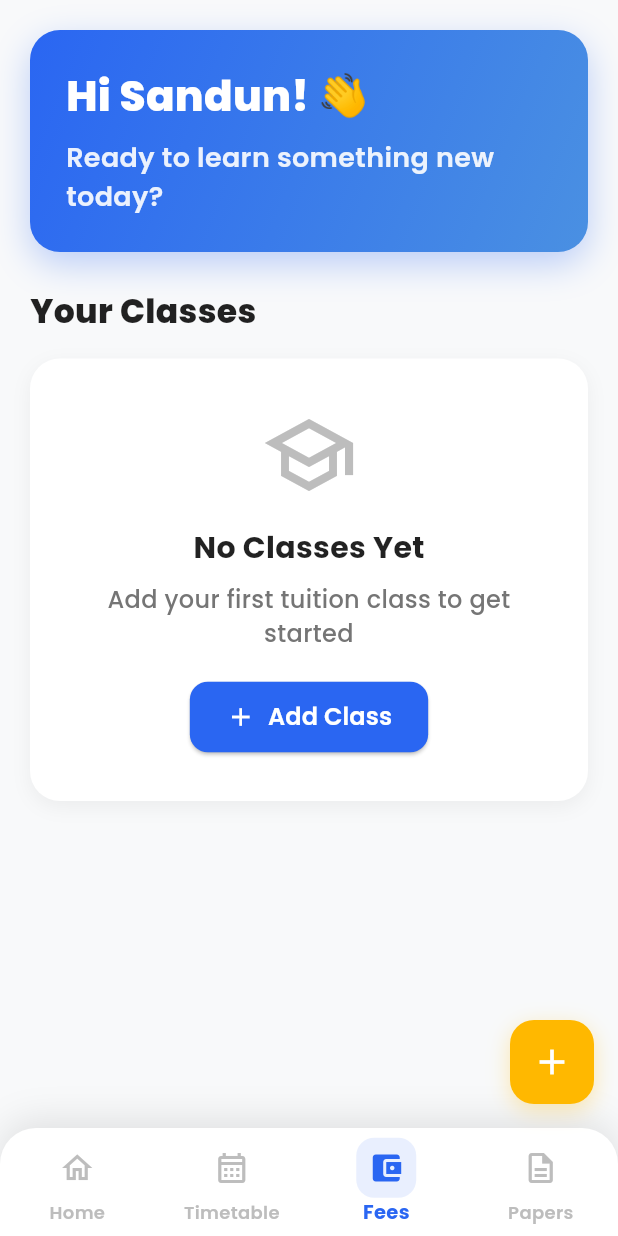
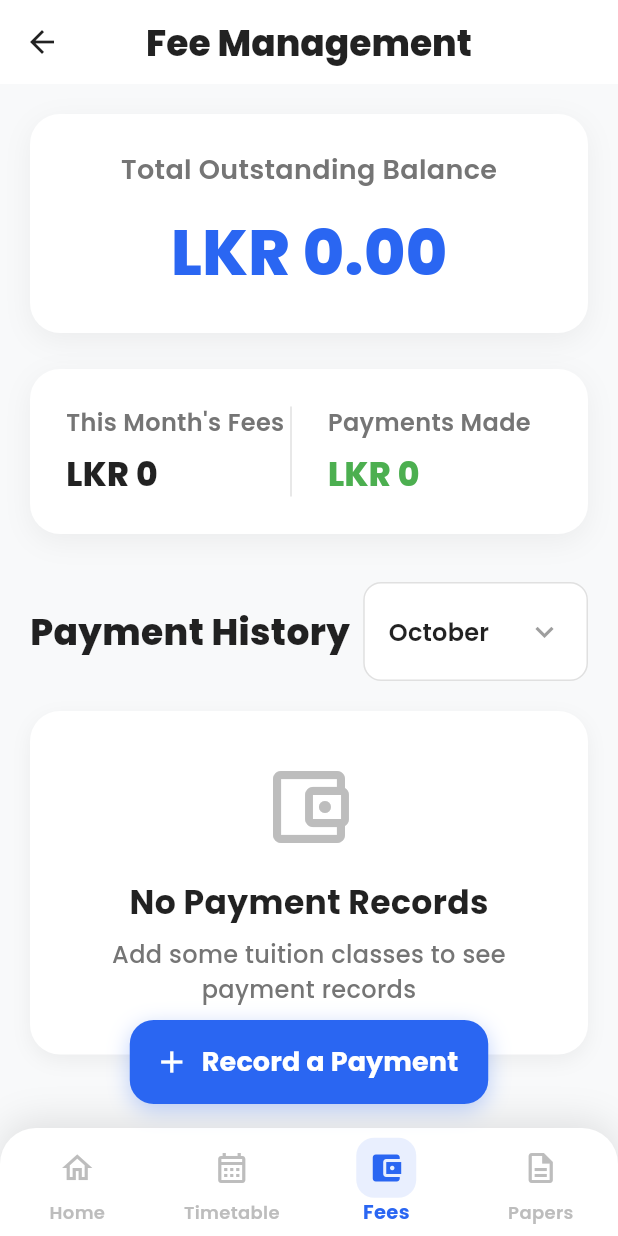
Before and after one commit to nyxionx66/TutionPal, a Flutter app: the screen it shows after launch, item 3 of the bottom bar chosen, on a phone screen of 412 x 824 dp. Run offline on Flutter 3.47's test engine with Material 3 defaults, Android fonts, the phone set to English and light mode, and no system bars; our stand-ins replace google_fonts.

Commit message:
Add files via upload

```diff
--- /dev/null
+++ b/lib/models/payment.dart
@@ -0,0 +1,19 @@
+class Payment {
+  final String id;
+  final String classId;
+  final String subject;
+  final String teacher;
+  final double amount;
+  final DateTime paymentDate;
+  final bool isPaid;
+
+  Payment({
+    required this.id,
+    required this.classId,
+    required this.subject,
+    required this.teacher,
+    required this.amount,
+    required this.paymentDate,
+    required this.isPaid,
+  });
+}
--- /dev/null
+++ b/lib/screens/fees_screen.dart
@@ -0,0 +1,577 @@
+import 'package:flutter/material.dart';
+import 'package:google_fonts/google_fonts.dart';
+import '../models/tution_class.dart';
+import '../models/payment.dart';
+
+class FeesScreen extends StatefulWidget {
+  final List<TutionClass> classes;
+  final Function(int)? onNavigate;
+
+  const FeesScreen({super.key, required this.classes, this.onNavigate});
+
+  @override
+  State<FeesScreen> createState() => _FeesScreenState();
+}
+
+class _FeesScreenState extends State<FeesScreen> {
+  String selectedMonth = "October";
+  List<Payment> payments = [];
+  int _selectedIndex = 2; // Fees tab is selected
+
+  final List<String> months = [
+    "January", "February", "March", "April", "May", "June",
+    "July", "August", "September", "October", "November", "December"
+  ];
+
+  @override
+  void initState() {
+    super.initState();
+    _generatePayments();
+  }
+
+  void _generatePayments() {
+    payments = widget.classes.map((tClass) {
+      return Payment(
+        id: DateTime.now().millisecondsSinceEpoch.toString(),
+        classId: tClass.subject,
+        subject: tClass.subject,
+        teacher: tClass.teacher,
+        amount: tClass.monthlyFee,
+        paymentDate: DateTime.now(),
+        isPaid: DateTime.now().millisecondsSinceEpoch % 3 == 0, // Random paid status
+      );
+    }).toList();
+  }
+
+  double get totalOutstanding {
+    return payments.where((p) => !p.isPaid).fold(0, (sum, p) => sum + p.amount);
+  }
+
+  double get totalThisMonth {
+    return payments.fold(0, (sum, p) => sum + p.amount);
+  }
+
+  double get totalPaid {
+    return payments.where((p) => p.isPaid).fold(0, (sum, p) => sum + p.amount);
+  }
+
+  void _togglePaymentStatus(Payment payment) {
+    setState(() {
+      final index = payments.indexOf(payment);
+      payments[index] = Payment(
+        id: payment.id,
+        classId: payment.classId,
+        subject: payment.subject,
+        teacher: payment.teacher,
+        amount: payment.amount,
+        paymentDate: payment.paymentDate,
+        isPaid: !payment.isPaid,
+      );
+    });
+  }
+
+  void _onItemTapped(int index) {
+    if (index != 2) { // If not fees tab
+      if (widget.onNavigate != null) {
+        widget.onNavigate!(index);
+      }
+      Navigator.pop(context);
+    }
+  }
+
+  @override
+  Widget build(BuildContext context) {
+    return Scaffold(
+      backgroundColor: const Color(0xFFF8F9FA),
+      appBar: AppBar(
+        title: Text(
+          "Fee Management",
+          style: GoogleFonts.poppins(
+            fontSize: 24,
+            fontWeight: FontWeight.w800,
+            color: Colors.black87,
+          ),
+        ),
+        centerTitle: true,
+        backgroundColor: Colors.white,
+        elevation: 0,
+        iconTheme: const IconThemeData(color: Colors.black87),
+      ),
+      body: SingleChildScrollView(
+        padding: const EdgeInsets.all(20),
+        child: Column(
+          crossAxisAlignment: CrossAxisAlignment.start,
+          children: [
+            // Outstanding Balance Card
+            _outstandingBalanceCard(),
+
+            const SizedBox(height: 24),
+
+            // Monthly Summary
+            _monthlySummaryCard(),
+
+            const SizedBox(height: 32),
+
+            // Payment History Header
+            Row(
+              mainAxisAlignment: MainAxisAlignment.spaceBetween,
+              children: [
+                Text(
+                  "Payment History",
+                  style: GoogleFonts.poppins(
+                    fontSize: 24,
+                    fontWeight: FontWeight.w800,
+                    color: Colors.black87,
+                  ),
+                ),
+                Container(
+                  padding: const EdgeInsets.symmetric(horizontal: 16, vertical: 8),
+                  decoration: BoxDecoration(
+                    color: Colors.white,
+                    borderRadius: BorderRadius.circular(12),
+                    border: Border.all(color: Colors.grey[300]!),
+                  ),
+                  child: DropdownButtonHideUnderline(
+                    child: DropdownButton<String>(
+                      value: selectedMonth,
+                      items: months.map((month) {
+                        return DropdownMenuItem(
+                          value: month,
+                          child: Text(
+                            month,
+                            style: GoogleFonts.poppins(
+                              fontSize: 16,
+                              fontWeight: FontWeight.w600,
+                              color: Colors.black87,
+                            ),
+                          ),
+                        );
+                      }).toList(),
+                      onChanged: (value) {
+                        setState(() {
+                          selectedMonth = value!;
+                        });
+                      },
+                      icon: const Icon(Icons.keyboard_arrow_down, color: Colors.grey),
+                    ),
+                  ),
+                ),
+              ],
+            ),
+
+            const SizedBox(height: 20),
+
+            // Payment List
+            if (payments.isEmpty)
+              _emptyPaymentsWidget()
+            else
+              ...payments.map((payment) => _paymentCard(payment)).toList(),
+
+            const SizedBox(height: 100), // Space for FAB
+          ],
+        ),
+      ),
+      floatingActionButton: Container(
+        decoration: BoxDecoration(
+          borderRadius: BorderRadius.circular(16),
+          boxShadow: [
+            BoxShadow(
+              color: const Color(0xFF2A66F2).withOpacity(0.3),
+              blurRadius: 12,
+              offset: const Offset(0, 4),
+            ),
+          ],
+        ),
+        child: FloatingActionButton.extended(
+          backgroundColor: const Color(0xFF2A66F2),
+          elevation: 0,
+          onPressed: () {
+            // TODO: Implement record payment functionality
+            ScaffoldMessenger.of(context).showSnackBar(
+              const SnackBar(content: Text("Record Payment feature coming soon!")),
+            );
+          },
+          icon: const Icon(Icons.add, color: Colors.white, size: 24),
+          label: Text(
+            "Record a Payment",
+            style: GoogleFonts.poppins(
+              fontSize: 18,
+              fontWeight: FontWeight.w700,
+              color: Colors.white,
+            ),
+          ),
+        ),
+      ),
+      floatingActionButtonLocation: FloatingActionButtonLocation.centerFloat,
+      bottomNavigationBar: Container(
+        decoration: BoxDecoration(
+          color: Colors.white,
+          borderRadius: const BorderRadius.only(
+            topLeft: Radius.circular(24),
+            topRight: Radius.circular(24),
+          ),
+          boxShadow: [
+            BoxShadow(
+              color: Colors.black.withOpacity(0.1),
+              blurRadius: 20,
+              offset: const Offset(0, -5),
+            ),
+          ],
+        ),
+        child: ClipRRect(
+          borderRadius: const BorderRadius.only(
+            topLeft: Radius.circular(24),
+            topRight: Radius.circular(24),
+          ),
+          child: BottomNavigationBar(
+            currentIndex: _selectedIndex,
+            onTap: _onItemTapped,
+            type: BottomNavigationBarType.fixed,
+            backgroundColor: Colors.transparent,
+            elevation: 0,
+            selectedItemColor: const Color(0xFF2A66F2),
+            unselectedItemColor: Colors.grey[400],
+            selectedLabelStyle: GoogleFonts.poppins(
+              fontWeight: FontWeight.w700,
+              fontSize: 13,
+            ),
+            unselectedLabelStyle: GoogleFonts.poppins(
+              fontWeight: FontWeight.w600,
+              fontSize: 12,
+            ),
+            items: [
+              BottomNavigationBarItem(
+                icon: Container(
+                  padding: const EdgeInsets.all(8),
+                  decoration: BoxDecoration(
+                    color: _selectedIndex == 0
+                        ? const Color(0xFF2A66F2).withOpacity(0.1)
+                        : Colors.transparent,
+                    borderRadius: BorderRadius.circular(12),
+                  ),
+                  child: Icon(
+                    _selectedIndex == 0 ? Icons.home : Icons.home_outlined,
+                    size: 24,
+                  ),
+                ),
+                label: "Home",
+              ),
+              BottomNavigationBarItem(
+                icon: Container(
+                  padding: const EdgeInsets.all(8),
+                  decoration: BoxDecoration(
+                    color: _selectedIndex == 1
+                        ? const Color(0xFF2A66F2).withOpacity(0.1)
+                        : Colors.transparent,
+                    borderRadius: BorderRadius.circular(12),
+                  ),
+                  child: Icon(
+                    _selectedIndex == 1 ? Icons.calendar_month : Icons.calendar_month_outlined,
+                    size: 24,
+                  ),
+                ),
+                label: "Timetable",
+              ),
+              BottomNavigationBarItem(
+                icon: Container(
+                  padding: const EdgeInsets.all(8),
+                  decoration: BoxDecoration(
+                    color: _selectedIndex == 2
+                        ? const Color(0xFF2A66F2).withOpacity(0.1)
+                        : Colors.transparent,
+                    borderRadius: BorderRadius.circular(12),
+                  ),
+                  child: Icon(
+                    _selectedIndex == 2 ? Icons.account_balance_wallet : Icons.account_balance_wallet_outlined,
+                    size: 24,
+                  ),
+                ),
+                label: "Fees",
+              ),
+              BottomNavigationBarItem(
+                icon: Container(
+                  padding: const EdgeInsets.all(8),
+                  decoration: BoxDecoration(
+                    color: _selectedIndex == 3
+                        ? const Color(0xFF2A66F2).withOpacity(0.1)
+                        : Colors.transparent,
+                    borderRadius: BorderRadius.circular(12),
+                  ),
+                  child: Icon(
+                    _selectedIndex == 3 ? Icons.description : Icons.description_outlined,
+                    size: 24,
+                  ),
+                ),
+                label: "Papers",
+              ),
+            ],
+          ),
+        ),
+      ),
+    );
+  }
+
+  Widget _outstandingBalanceCard() {
+    return Container(
+      width: double.infinity,
+      padding: const EdgeInsets.all(24),
+      decoration: BoxDecoration(
+        color: Colors.white,
+        borderRadius: BorderRadius.circular(20),
+        boxShadow: [
+          BoxShadow(
+            color: Colors.black.withOpacity(0.05),
+            blurRadius: 15,
+            offset: const Offset(0, 5),
+          ),
+        ],
+      ),
+      child: Column(
+        children: [
+          Text(
+            "Total Outstanding Balance",
+            style: GoogleFonts.poppins(
+              fontSize: 18,
+              fontWeight: FontWeight.w600,
+              color: Colors.grey[600],
+            ),
+          ),
+          const SizedBox(height: 12),
+          Text(
+            "LKR ${totalOutstanding.toStringAsFixed(2)}",
+            style: GoogleFonts.poppins(
+              fontSize: 42,
+              fontWeight: FontWeight.w800,
+              color: const Color(0xFF2A66F2),
+            ),
+          ),
+        ],
+      ),
+    );
+  }
+
+  Widget _monthlySummaryCard() {
+    return Container(
+      padding: const EdgeInsets.all(24),
+      decoration: BoxDecoration(
+        color: Colors.white,
+        borderRadius: BorderRadius.circular(20),
+        boxShadow: [
+          BoxShadow(
+            color: Colors.black.withOpacity(0.05),
+            blurRadius: 15,
+            offset: const Offset(0, 5),
+          ),
+        ],
+      ),
+      child: Row(
+        children: [
+          Expanded(
+            child: Column(
+              crossAxisAlignment: CrossAxisAlignment.start,
+              children: [
+                Text(
+                  "This Month's Fees",
+                  style: GoogleFonts.poppins(
+                    fontSize: 16,
+                    fontWeight: FontWeight.w600,
+                    color: Colors.grey[600],
+                  ),
+                ),
+                const SizedBox(height: 8),
+                Text(
+                  "LKR ${totalThisMonth.toStringAsFixed(0)}",
+                  style: GoogleFonts.poppins(
+                    fontSize: 22,
+                    fontWeight: FontWeight.w800,
+                    color: Colors.black87,
+                  ),
+                ),
+              ],
+            ),
+          ),
+          Container(
+            height: 60,
+            width: 1,
+            color: Colors.grey[300],
+          ),
+          const SizedBox(width: 24),
+          Expanded(
+            child: Column(
+              crossAxisAlignment: CrossAxisAlignment.start,
+              children: [
+                Text(
+                  "Payments Made",
+                  style: GoogleFonts.poppins(
+                    fontSize: 16,
+                    fontWeight: FontWeight.w600,
+                    color: Colors.grey[600],
+                  ),
+                ),
+                const SizedBox(height: 8),
+                Text(
+                  "LKR ${totalPaid.toStringAsFixed(0)}",
+                  style: GoogleFonts.poppins(
+                    fontSize: 22,
+                    fontWeight: FontWeight.w800,
+                    color: Colors.green,
+                  ),
+                ),
+              ],
+            ),
+          ),
+        ],
+      ),
+    );
+  }
+
+  Widget _paymentCard(Payment payment) {
+    return Container(
+      margin: const EdgeInsets.only(bottom: 16),
+      padding: const EdgeInsets.all(20),
+      decoration: BoxDecoration(
+        color: Colors.white,
+        borderRadius: BorderRadius.circular(16),
+        boxShadow: [
+          BoxShadow(
+            color: Colors.black.withOpacity(0.05),
+            blurRadius: 10,
+            offset: const Offset(0, 2),
+          ),
+        ],
+      ),
+      child: Row(
+        children: [
+          // Status Icon
+          Container(
+            width: 50,
+            height: 50,
+            decoration: BoxDecoration(
+              color: payment.isPaid
+                  ? Colors.green.withOpacity(0.1)
+                  : Colors.orange.withOpacity(0.1),
+              borderRadius: BorderRadius.circular(25),
+            ),
+            child: Icon(
+              payment.isPaid ? Icons.check : Icons.schedule,
+              color: payment.isPaid ? Colors.green : Colors.orange,
+              size: 24,
+            ),
+          ),
+          const SizedBox(width: 16),
+
+          // Class Info
+          Expanded(
+            child: Column(
+              crossAxisAlignment: CrossAxisAlignment.start,
+              children: [
+                Text(
+                  payment.subject,
+                  style: GoogleFonts.poppins(
+                    fontSize: 18,
+                    fontWeight: FontWeight.w800,
+                    color: Colors.black87,
+                  ),
+                ),
+                const SizedBox(height: 4),
+                Text(
+                  payment.teacher,
+                  style: GoogleFonts.poppins(
+                    fontSize: 16,
+                    fontWeight: FontWeight.w600,
+                    color: Colors.grey[600],
+                  ),
+                ),
+                if (payment.isPaid) ...[
+                  const SizedBox(height: 4),
+                  Text(
+                    "Paid on Oct ${payment.paymentDate.day}",
+                    style: GoogleFonts.poppins(
+                      fontSize: 14,
+                      fontWeight: FontWeight.w500,
+                      color: Colors.grey[500],
+                    ),
+                  ),
+                ],
+              ],
+            ),
+          ),
+
+          // Amount and Action
+          Column(
+            crossAxisAlignment: CrossAxisAlignment.end,
+            children: [
+              Text(
+                "LKR ${payment.amount.toStringAsFixed(0)}",
+                style: GoogleFonts.poppins(
+                  fontSize: 18,
+                  fontWeight: FontWeight.w800,
+                  color: payment.isPaid ? Colors.green : Colors.orange,
+                ),
+              ),
+              const SizedBox(height: 8),
+              if (!payment.isPaid)
+                GestureDetector(
+                  onTap: () => _togglePaymentStatus(payment),
+                  child: Text(
+                    "Mark as Paid",
+                    style: GoogleFonts.poppins(
+                      fontSize: 14,
+                      fontWeight: FontWeight.w600,
+                      color: const Color(0xFF2A66F2),
+                    ),
+                  ),
+                ),
+            ],
+          ),
+        ],
+      ),
+    );
+  }
+
+  Widget _emptyPaymentsWidget() {
+    return Container(
+      width: double.infinity,
+      padding: const EdgeInsets.all(32),
+      decoration: BoxDecoration(
+        color: Colors.white,
+        borderRadius: BorderRadius.circular(20),
+        boxShadow: [
+          BoxShadow(
+            color: Colors.black.withOpacity(0.05),
+            blurRadius: 10,
+            offset: const Offset(0, 4),
+          ),
+        ],
+      ),
+      child: Column(
+        children: [
+          Icon(
+            Icons.account_balance_wallet_outlined,
+            size: 64,
+            color: Colors.grey[400],
+          ),
+          const SizedBox(height: 16),
+          Text(
+            "No Payment Records",
+            style: GoogleFonts.poppins(
+              fontSize: 22,
+              fontWeight: FontWeight.w700,
+              color: Colors.black87,
+            ),
+          ),
+          const SizedBox(height: 8),
+          Text(
+            "Add some tuition classes to see payment records",
+            style: GoogleFonts.poppins(
+              fontSize: 16,
+              fontWeight: FontWeight.w500,
+              color: Colors.grey[600],
+            ),
+            textAlign: TextAlign.center,
+          ),
+        ],
+      ),
+    );
+  }
+}
--- a/lib/screens/home_screen.dart
+++ b/lib/screens/home_screen.dart
@@ -2,6 +2,7 @@ import 'package:flutter/material.dart';
 import 'package:google_fonts/google_fonts.dart';
 import '../models/tution_class.dart';
 import 'add_class_screen.dart';
+import 'fees_screen.dart';
 
 class HomeScreen extends StatefulWidget {
   const HomeScreen({super.key});
@@ -18,6 +19,28 @@ class _HomeScreenState extends State<HomeScreen> {
     setState(() {
       _selectedIndex = index;
     });
+
+    // Navigate to fees screen when fees tab is tapped
+    if (index == 2) {
+      Navigator.push(
+        context,
+        MaterialPageRoute(
+          builder: (context) => FeesScreen(
+            classes: classes,
+            onNavigate: (index) {
+              setState(() {
+                _selectedIndex = index;
+              });
+            },
+          ),
+        ),
+      ).then((_) {
+        // Reset to home tab when returning
+        setState(() {
+          _selectedIndex = 0;
+        });
+      });
+    }
   }
 
   void _navigateToAddClass() async {
@@ -366,7 +389,7 @@ class _HomeScreenState extends State<HomeScreen> {
         crossAxisCount: 2,
         crossAxisSpacing: 16,
         mainAxisSpacing: 16,
-        childAspectRatio: 0.85,
+        childAspectRatio: 0.75,
       ),
       itemCount: classes.length,
       itemBuilder: (context, index) => _classCard(classes[index]),
@@ -376,6 +399,8 @@ class _HomeScreenState extends State<HomeScreen> {
   // Class Card (improved design)
   Widget _classCard(TutionClass tClass) {
     return Container(
+      width: double.infinity,
+      height: 200,
       padding: const EdgeInsets.all(20),
       decoration: BoxDecoration(
         color: Colors.white,
```
